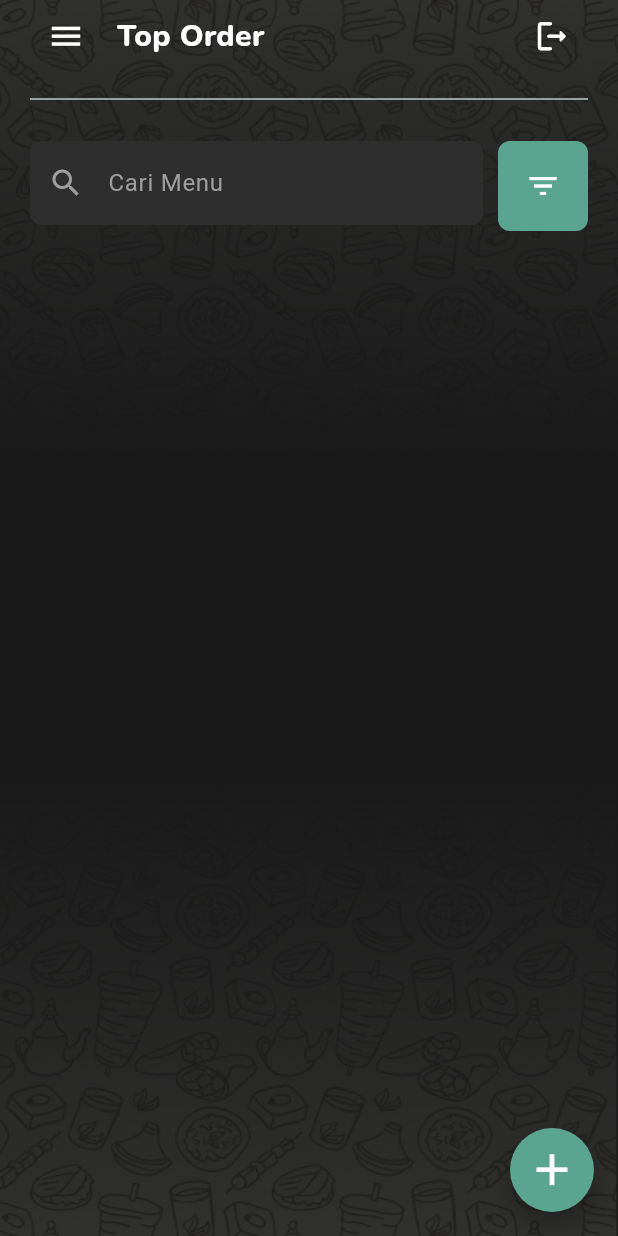
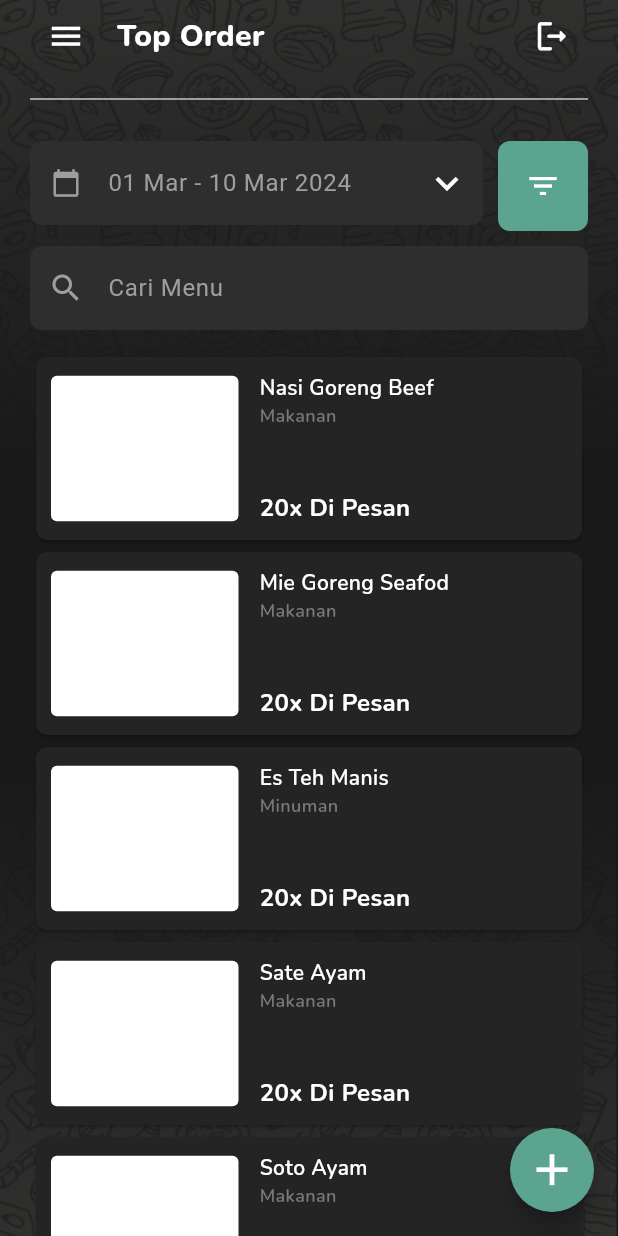
Before and after one commit to aryadinata07/manajemenPemesanan, a Flutter app: the TopOrderView screen opened by its route, on a phone screen of 412 x 824 dp. Run offline on Flutter 3.47's test engine with Material 3 defaults, Android fonts, the light colour scheme and no system bars; our stand-ins replace get, google_fonts, shared_preferences; accounts and stored records are empty.

Commit message:
feat: [FD] ADD Top Order Page

```diff
--- /dev/null
+++ b/lib/app/global_components/topOrder_menu.dart
@@ -0,0 +1,94 @@
+// menu_restoran_widget.dart
+
+import 'package:angkringan_omaci_ta/common/helper/themes.dart';
+import 'package:flutter/material.dart';
+import 'package:google_fonts/google_fonts.dart';
+
+class TopOrderWidget extends StatelessWidget {
+  final String name;
+  final String category;
+  final String price;
+
+  const TopOrderWidget({
+    Key? key,
+    required this.name,
+    required this.category,
+    required this.price,
+  }) : super(key: key);
+
+  @override
+  Widget build(BuildContext context) {
+    return Container(
+      height: 130,
+      width: double.infinity,
+      child: Card(
+        color: background,
+        shape: RoundedRectangleBorder(
+          borderRadius: BorderRadius.circular(8.0),
+        ),
+        child: Stack(
+          children: [
+            Padding(
+              padding: const EdgeInsets.all(10),
+              child: Row(
+                mainAxisAlignment: MainAxisAlignment.start,
+                crossAxisAlignment: CrossAxisAlignment.center,
+                children: [
+                  Padding(
+                    padding: const EdgeInsets.only(right: 14),
+                    child: Container(
+                      height: 97,
+                      width: 125,
+                      decoration: const BoxDecoration(
+                        color: white,
+                        borderRadius: BorderRadius.all(
+                          Radius.circular(4),
+                        ),
+                      ),
+                    ),
+                  ),
+                  Column(
+                    crossAxisAlignment: CrossAxisAlignment.start,
+                    children: [
+                      Text(
+                        name,
+                        style: GoogleFonts.nunito(
+                          textStyle: const TextStyle(
+                            fontSize: 14,
+                            fontWeight: FontWeight.w600,
+                            color: white,
+                          ),
+                        ),
+                      ),
+                      Text(
+                        category,
+                        style: GoogleFonts.nunito(
+                          textStyle: const TextStyle(
+                            fontSize: 12,
+                            fontWeight: FontWeight.w600,
+                            color: Color(0xff7A7A7A),
+                          ),
+                        ),
+                      ),
+                      const Spacer(),
+                      Text(
+                        price,
+                        style: GoogleFonts.nunito(
+                          textStyle: const TextStyle(
+                            fontSize: 16,
+                            fontWeight: FontWeight.w700,
+                            color: white,
+                          ),
+                        ),
+                      )
+                    ],
+                  ),
+                ],
+              ),
+            ),
+          ],
+        ),
+      ),
+    );
+  }
+}
--- a/lib/app/pages/RoleOwner/toporder/top_order_controller.dart
+++ b/lib/app/pages/RoleOwner/toporder/top_order_controller.dart
@@ -1,6 +1,46 @@
 import 'package:get/get.dart';
 
 class TopOrderController extends GetxController {
+
+  var makanan = [
+    {
+      'name': 'Nasi Goreng Beef',
+      'category': 'Makanan',
+      'order': '20x Di Pesan',
+    },
+    {
+      'name': 'Mie Goreng Seafod',
+      'category': 'Makanan',
+      'order': '20x Di Pesan',
+    },
+    {
+      'name': 'Es Teh Manis',
+      'category': 'Minuman',
+      'order': '20x Di Pesan',
+    },
+    {
+      'name': 'Sate Ayam',
+      'category': 'Makanan',
+      'order': '20x Di Pesan',
+    },
+    {
+      'name': 'Soto Ayam',
+      'category': 'Makanan',
+      'order': '20x Di Pesan',
+    },
+    {
+      'name': 'Soto Ayam',
+      'category': 'Makanan',
+      'order': '20x Di Pesan',
+    },
+    {
+      'name': 'Soto Ayam',
+      'category': 'Makanan',
+      'order': '20x Di Pesan',
+    },
+  ];
+
+
   @override
   void onInit() {
     super.onInit();
--- a/lib/app/pages/RoleOwner/toporder/top_order_view.dart
+++ b/lib/app/pages/RoleOwner/toporder/top_order_view.dart
@@ -1,6 +1,7 @@
 import 'package:angkringan_omaci_ta/app/global_components/appbar_owner.dart';
 import 'package:angkringan_omaci_ta/app/global_components/background.dart';
 import 'package:angkringan_omaci_ta/app/global_components/sidebar/sidebar_view.dart';
+import 'package:angkringan_omaci_ta/app/global_components/topOrder_menu.dart';
 import 'package:angkringan_omaci_ta/app/pages/RoleOwner/toporder/top_order_controller.dart';
 import 'package:angkringan_omaci_ta/common/helper/themes.dart';
 import 'package:flutter/material.dart';
@@ -19,10 +20,9 @@ class TopOrderView extends StatelessWidget {
         child: GetBuilder<TopOrderController>(
           builder: (controller) {
             return SafeArea(
-              child: Column(
+              child: ListView(
                 children: [
-                  Expanded(
-                    child: Padding(
+                    Padding(
                       padding: const EdgeInsets.symmetric(horizontal: 20),
                       child: Column(
                         crossAxisAlignment: CrossAxisAlignment.start,
@@ -30,42 +30,51 @@ class TopOrderView extends StatelessWidget {
                           CustomAppBar(context: context, title: 'Top Order',),
                          Padding(
                             padding: const EdgeInsets.only(top: 20),
-                            child: Row(
+                            child: Column(
+                              children: [
+                                Row(
                                   children: [
                                     Expanded(
                                         child: SizedBox(
                                       height: 60,
                                       child: TextField(
                                         decoration: InputDecoration(
-                                          hintText: 'Cari Menu',
+                                            hintText: '01 Mar - 10 Mar 2024',
                                             hintStyle: const TextStyle(
                                               color: grey,
                                             ),
                                             filled: true,
                                             fillColor: textFieldBackground,
                                             border: OutlineInputBorder(
-                                            borderRadius: BorderRadius.circular(8.0),
+                                              borderRadius:
+                                                  BorderRadius.circular(8.0),
                                               borderSide: BorderSide.none,
                                             ),
                                             prefixIcon: const Icon(
-                                            Icons.search,
+                                              Icons.calendar_today,
+                                              color: grey,
+                                              size: 20,
+                                            ),
+                                            suffixIcon: IconButton(
+                                              icon: const Icon(
+                                                  Icons.expand_more_outlined),
+                                              iconSize: 30,
+                                              color: white,
+                                              onPressed: () {},
+                                            )),
+                                        style: const TextStyle(
                                           color: grey,
                                         ),
                                       ),
-                                        style: const TextStyle(
-                                          color: grey,  // Set the color of the entered value to grey
-                                        ),
-                                      ),
-                                    )
-
-                                ),
+                                    )),
                                     const SizedBox(width: 10.0),
                                     Container(
                                       height: 60,
                                       width: 60,
                                       decoration: BoxDecoration(
                                         color: primaryAccent,
-                                    borderRadius: BorderRadius.circular(8.0),
+                                        borderRadius:
+                                            BorderRadius.circular(8.0),
                                       ),
                                       child: IconButton(
                                         icon: const Icon(
@@ -77,9 +86,53 @@ class TopOrderView extends StatelessWidget {
                                     ),
                                   ],
                                 ),
+                                const SizedBox(height: 10.0),
+                                SizedBox(
+                                  height: 60,
+                                  child: TextField(
+                                    decoration: InputDecoration(
+                                      hintText: 'Cari Menu',
+                                      hintStyle: const TextStyle(
+                                        color: grey,
+                                      ),
+                                      filled: true,
+                                      fillColor: textFieldBackground,
+                                      border: OutlineInputBorder(
+                                        borderRadius:
+                                            BorderRadius.circular(8.0),
+                                        borderSide: BorderSide.none,
+                                      ),
+                                      prefixIcon: const Icon(
+                                        Icons.search,
+                                        color: grey,
+                                      ),
+                                    ),
+                                    style: const TextStyle(
+                                      color: grey,
+                                    ),
+                                  ),
                                 ),
                               ],
                             ),
+                          ),
+                          Padding(
+                            padding: const EdgeInsets.only(top: 10),
+                            child: SizedBox(
+                              height: MediaQuery.of(context).size.height - 200,
+                              child: ListView.builder(
+                                itemCount: controller.makanan.length,
+                                itemBuilder: (context, index) {
+                                  final menu = controller.makanan[index];
+                                  return TopOrderWidget(
+                                    name: menu['name']!,
+                                    category: menu['category']!,
+                                    price: menu['order']!,
+                                  );
+                                },
+                              ),
+                            ),
+                          )
+                        ],
                       ),
                     ),
                 ],
```
Lines whose indentation alone changed are shown as unchanged.
